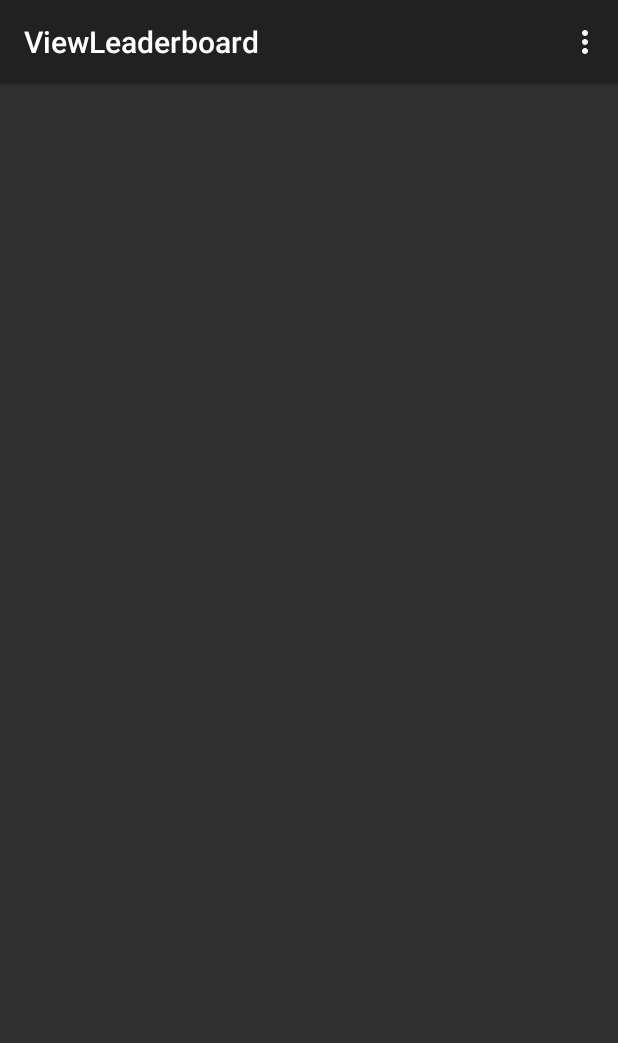
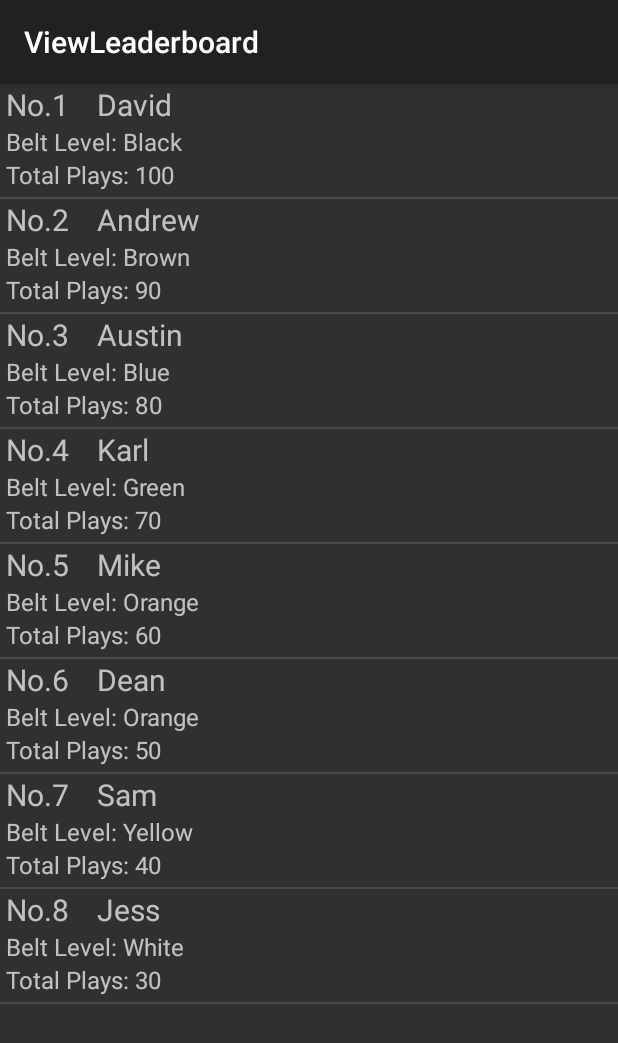
Before and after one commit to mingziqian/BlackBelt, an Android app: the ViewLeaderboard screen opened directly, with no data from a screen before it, on a phone screen of 412 x 824 dp. Shown: the top 1043 px of the screen. Run offline under Robolectric (Android 15) with nearby library versions, the phone set to English and light mode, and no system bars; libraries missing offline, so code that uses them is left out: com.parse.

Commit message:
Modified ViewLeaderboard and activity_view_leaderboard to show mockups.

```diff
--- a/app/src/main/java/com/example/amill/cse5911dojo/ViewLeaderboard.java
+++ b/app/src/main/java/com/example/amill/cse5911dojo/ViewLeaderboard.java
@@ -18,21 +18,23 @@ import com.parse.ParseObject;
 import com.parse.ParseQuery;
 import com.parse.ParseUser;
 
+import java.util.LinkedList;
 import java.util.List;
 import java.util.ArrayList;
+import java.util.HashMap;
+import java.util.Queue;
 
 /**
  * Created by Mingziqian on 16/2/6.
  */
 public class ViewLeaderboard extends AppCompatActivity{
 
-    private boolean test = false;
+    private boolean test;
     private ParseException x;
     private ParseUser currentUser;
     private String user;
     private String current_belt;
     private String total_plays;
-    private String current_uniform;
     private String obj_id;
     private ParseObject gameStat;
     private User_LocalDB user_db;
@@ -41,104 +43,36 @@ public class ViewLeaderboard extends AppCompatActivity{
     protected void onCreate(Bundle savedInstanceState) {
         super.onCreate(savedInstanceState);
 
-        currentUser = ParseUser.getCurrentUser();
-        if (currentUser != null) {
-            obj_id=currentUser.getObjectId();
+        setContentView(R.layout.activity_view_leaderboard);
+
+        //find the listView in the XML of leaderboard's page, act as a container of listItems.
+        ListView list = (ListView) findViewById(R.id.leaderboard_listView);
+
+        //create an arraylist for listItems.
+        ArrayList<HashMap<String, String>> mylist = new ArrayList<>();
+
+        String[] names = {"David", "Andrew", "Austin", "Karl", "Mike", "Dean", "Sam", "Jess"};
+        String[] belts = {"Black", "Brown", "Blue", "Green", "Orange", "Orange", "Yellow", "White"};
+        String[] uniforms = {"black_uniform", "black_uniform", "blue_outfit", "green_outfit", "orange_outfit", "orange_outfit", "yellow_outfit", "white_outfit"};
+        for(int i=0;i<8;i++)
+        {
+            HashMap<String, String> map = new HashMap<>();
+            map.put("leaderboard_name", "No."+Integer.toString(i+1)+"    "+names[i]);
+            map.put("leaderboard_belt", "Belt Level: "+belts[i]);
+            map.put("leaderboard_tot_plays","Total Plays: "+Integer.toString(100-10*i));
+            mylist.add(map);
         }
-        user_db=new User_LocalDB(this);
 
-        ParseQuery<ParseObject> query1 = ParseQuery.getQuery("GameStats");
-        query1.whereEqualTo("user",ParseUser.getCurrentUser());
-        query1.findInBackground(new FindCallback<ParseObject>() {
-            @Override
-            public void done(List<ParseObject> object, ParseException e) {
-                if (object != null) {
-                    // object will be your game score
-                    gameStat = object.get(0);
-                    test = true;
-                    Context context = getApplicationContext();
-                    CharSequence text = "SUCCESS";
-                    int duration = Toast.LENGTH_LONG;
-
-                    Toast toast = Toast.makeText(context, text, duration);
-                    toast.show();
-
-                    if (gameStat.getString("glucose_belt") != null) {
-                        current_belt = gameStat.getString("glucose_belt").toString();
-
-                    } else if (gameStat.getString("bolus_belt") != null) {
-                        current_belt = gameStat.getString("bolus_belt").toString();
-
-                    }
-                    total_plays = gameStat.getNumber("total_plays").toString();
-
-                    showInfo();
-                    storeResults();
-
-                } else {
-                    // something went wrong
-                    Log.d("gamestats", "Error: " + e.getMessage());
-                    Context context = getApplicationContext();
-                    CharSequence text = "FAILED";
-                    int duration = Toast.LENGTH_LONG;
-                    x = e;
-                    test = true;
-                    Toast toast = Toast.makeText(context, text, duration);
-                    toast.show();
-                }
-            }
-
-
-        });
-
-
+        //generate adapter for listView
+        SimpleAdapter mSchedule = new SimpleAdapter(this,
+                mylist, //date source
+                R.layout.leaderboard_list_item,   //XML implementation of listItem
+                //dynamic array with listItems' items
+                new String[] {"leaderboard_name", "leaderboard_belt", "leaderboard_tot_plays"},
+                //TextView id in listView
+                new int[] {R.id.leaderboard_name,R.id.leaderboard_belt,R.id.leaderboard_tot_plays});
+        //display
+        list.setAdapter(mSchedule);
     }
 
-    private void showInfo()
-    {
-        setContentView(R.layout.activity_view_leaderboard);
-
-        TextView label = (TextView) findViewById(R.id.lbl_name);
-        label.setText(ParseUser.getCurrentUser().getUsername().toString());
-
-        TextView lblcurrent_belt = (TextView) findViewById(R.id.lbl_current_belt);
-        lblcurrent_belt.setText(current_belt);
-
-        TextView lbltotal_plays = (TextView) findViewById(R.id.lbl_tot_plays);
-        lbltotal_plays.setText(total_plays);
-
-        ImageView img = (ImageView) findViewById(R.id.belt_image);
-        int imgID = getResources().getIdentifier(current_uniform,"drawable",getPackageName());
-        img.setImageResource(imgID);
-
-
-    }
-    private void storeResults()
-    {
-        current_belt = user_db.getBolus_Belt(current_belt).toString();
-        total_plays = user_db.getTotal_plays(total_plays).toString();
-
-    }
-
-    @Override
-    public boolean onCreateOptionsMenu(Menu menu) {
-        // Inflate the menu; this adds items to the action bar if it is present.
-        getMenuInflater().inflate(R.menu.menu_view_profile, menu);
-        return true;
-    }
-
-    @Override
-    public boolean onOptionsItemSelected(MenuItem item) {
-        // Handle action bar item clicks here. The action bar will
-        // automatically handle clicks on the Home/Up button, so long
-        // as you specify a parent activity in AndroidManifest.xml.
-        int id = item.getItemId();
-
-        //noinspection SimplifiableIfStatement
-        if (id == R.id.action_settings) {
-            return true;
-        }
-
-        return super.onOptionsItemSelected(item);
-    }
 }
--- a/app/src/main/res/layout/leaderboard_list_item.xml
+++ b/app/src/main/res/layout/leaderboard_list_item.xml
@@ -1,26 +1,30 @@
 <?xml version="1.0" encoding="utf-8"?>
 <LinearLayout
-    android:layout_width="match_parent"
+        android:layout_width="fill_parent"
         xmlns:android="http://schemas.android.com/apk/res/android"
         android:orientation="vertical"
-    android:layout_height="match_parent"
+        android:layout_height="wrap_content"
         android:id="@+id/leaderboard_listItem"
         android:paddingBottom="4dip"
-    android:paddingLeft="4dip">
-    <ImageView
-        android:layout_width="wrap_content"
-        android:id="@+id/itemImage" android:layout_height="fill_parent">
-    </ImageView>
+        android:paddingLeft="4dip"
+    android:weightSum="1">
         <TextView
-        android:text="TextView01"
             android:layout_height="wrap_content"
             android:layout_width="fill_parent"
-        android:id="@+id/itemTitle" android:layout_toRightOf="@+id/itemImage" android:textSize="20dip">
+            android:id="@+id/leaderboard_name"
+            android:textSize="20dip">
+        </TextView>
+
+    <TextView
+            android:layout_height="wrap_content"
+            android:layout_width="fill_parent"
+            android:id="@+id/leaderboard_belt"
+            android:textSize="16dip">
         </TextView>
         <TextView
-        android:text="TextView02"
             android:layout_height="wrap_content"
             android:layout_width="fill_parent"
-        android:id="@+id/itemText" android:layout_toRightOf="@+id/itemImage" android:layout_below="@+id/itemTitle">
+            android:id="@+id/leaderboard_tot_plays"
+            android:textSize="16dip">
         </TextView>
     </LinearLayout>
```
Also changed, not shown: app/src/main/java/com/example/amill/cse5911dojo/MainActivity.java (+10 -5 lines), app/src/main/res/layout/activity_main.xml (+9 -0 lines), app/src/main/res/layout/activity_view_leaderboard.xml (+2 -9 lines). Lines whose indentation alone changed are shown as unchanged.
